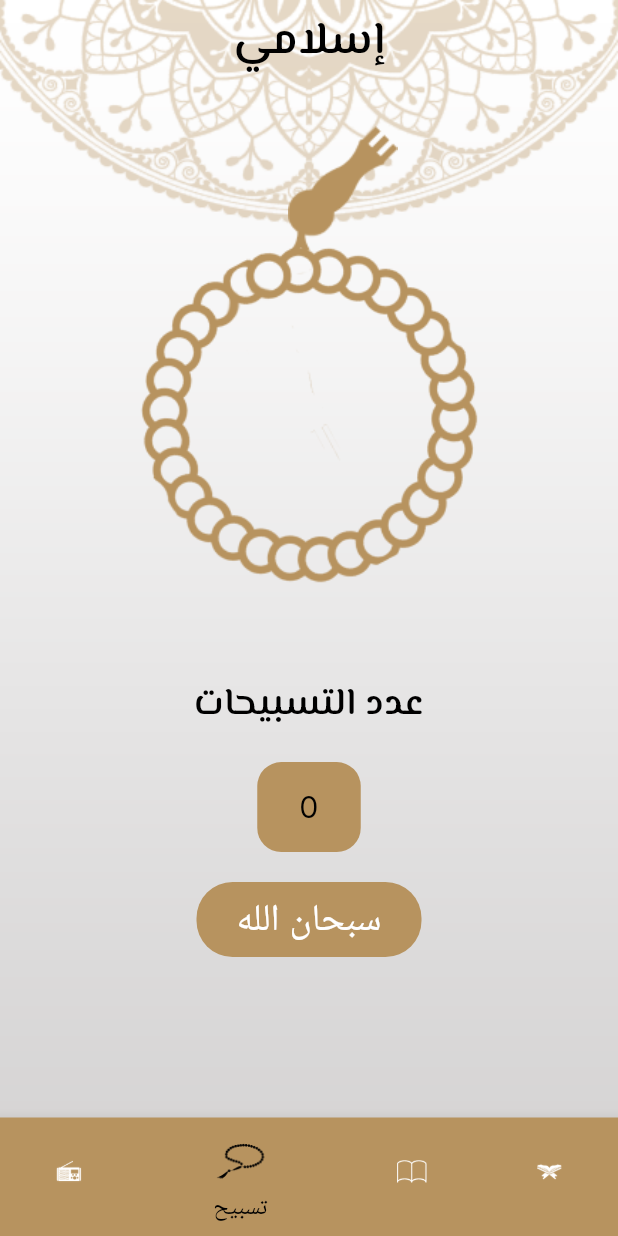
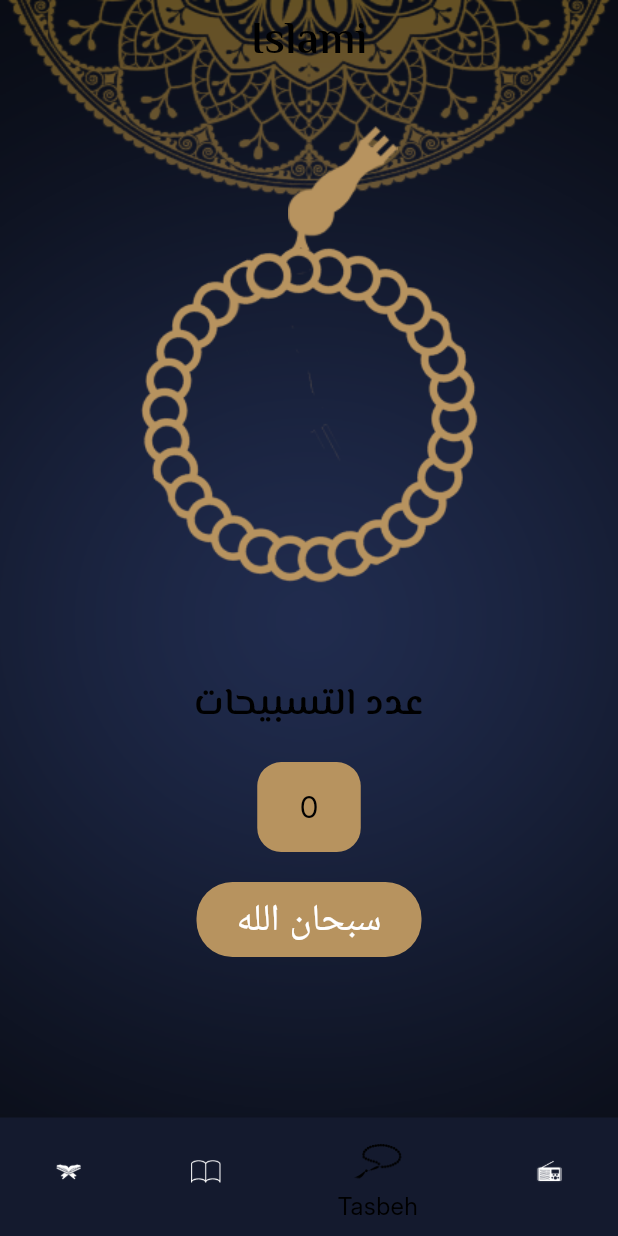
Before and after one commit to zeyad-ahmed74/Islami, a Flutter app: the screen it shows after launch, item 3 of the bottom bar chosen, on a phone screen of 412 x 824 dp. Run offline on Flutter 3.47's test engine with Material 3 defaults, Android fonts, the phone set to English and light mode, and no system bars; generated files the repository leaves out were written again.

Commit message:
feat : fixed one issue

```diff
--- a/lib/main.dart
+++ b/lib/main.dart
@@ -41,7 +41,7 @@ class MyApp extends StatelessWidget {
       //   Locale('ar'), // Arabic
       // ],
 
-      locale: Locale('ar'),
+      locale: Locale('en'),
     );
   }
 }
--- a/lib/ui/quran/QuranScreen.dart
+++ b/lib/ui/quran/QuranScreen.dart
@@ -40,18 +40,18 @@ class QuranScreen extends StatelessWidget {
                       children: [
                         Expanded(
                           child: Text(
-                            appTranslations(context).numOfAyat,
+                            appTranslations(context).chapterTitle,
                             style: Theme.of(context).textTheme.titleSmall,
                             textAlign: TextAlign.center,
                           ),
                         ),
                         Expanded(
                           child: Text(
-                            appTranslations(context).chapterTitle,
+                            appTranslations(context).numOfAyat,
                             style: Theme.of(context).textTheme.titleSmall,
                             textAlign: TextAlign.center,
                           ),
-                        ),
+                        )
                       ],
                     ),
                     Divider(
--- a/lib/ui/theme/MyThemeData.dart
+++ b/lib/ui/theme/MyThemeData.dart
@@ -4,7 +4,7 @@ class MyThemeData {
   static const Color lightPrimaryColor = Color(0xFFB7935F);
   static const Color darkPrimaryColor = Color(0xFF141A2E);
   static const Color darkSecondaryColor = Color(0xFFFACC1D);
-  static bool isDark = false;
+  static bool isDark = true;
 
   static final ThemeData lightTheme = ThemeData(
     scaffoldBackgroundColor: Colors.transparent,
```
